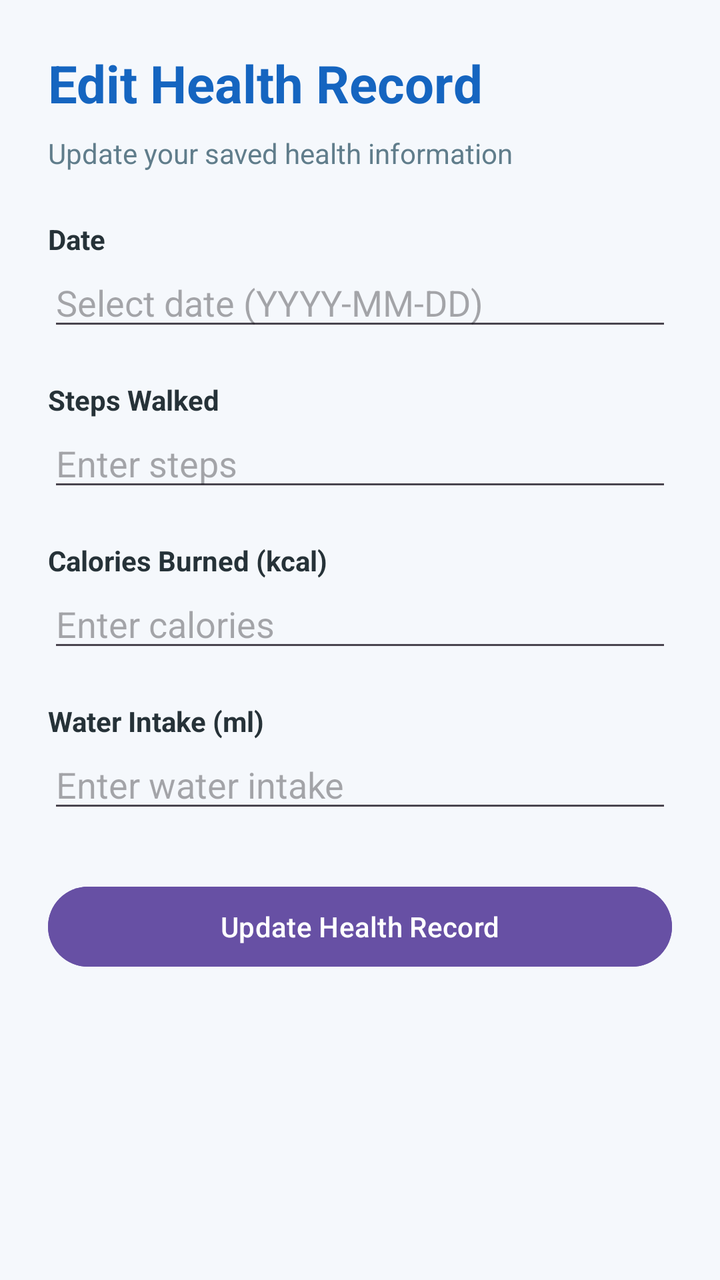
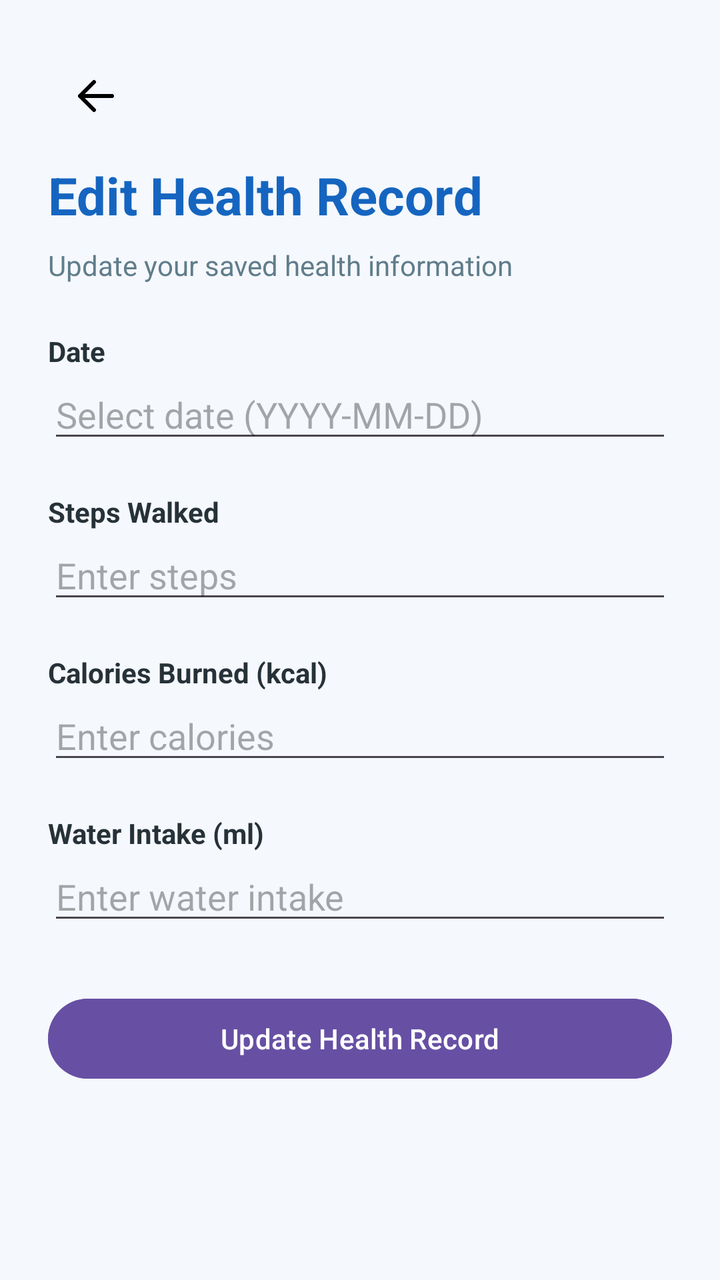

Screens rendered from an Android XML layout before and after an edit, with the pre-edit source and the edit as a unified diff.
<!-- AndroidManifest.xml: application theme Theme.HealthMate -->
<!-- res/layout/activity_edit_record.xml -->
<?xml version="1.0" encoding="utf-8"?>
<ScrollView
    xmlns:android="http://schemas.android.com/apk/res/android"
    android:layout_width="match_parent"
    android:layout_height="match_parent"
    android:fillViewport="true"
    android:background="#F5F8FC">

    <LinearLayout
        android:layout_width="match_parent"
        android:layout_height="wrap_content"
        android:orientation="vertical"
        android:padding="24dp">

        <TextView
            android:layout_width="match_parent"
            android:layout_height="wrap_content"
            android:text="Edit Health Record"
            android:textSize="26sp"
            android:textStyle="bold"
            android:textColor="#1565C0"
            android:layout_marginBottom="8dp"/>

        <TextView
            android:layout_width="match_parent"
            android:layout_height="wrap_content"
            android:text="Update your saved health information"
            android:textSize="14sp"
            android:textColor="#607D8B"
            android:layout_marginBottom="24dp"/>

        <TextView
            android:layout_width="match_parent"
            android:layout_height="wrap_content"
            android:text="Date"
            android:textStyle="bold"
            android:textColor="#263238"/>

        <EditText
            android:id="@+id/etEditDate"
            android:layout_width="match_parent"
            android:layout_height="wrap_content"
            android:hint="Select date (YYYY-MM-DD)"
            android:inputType="none"
            android:focusable="false"
            android:clickable="true"
            android:cursorVisible="false"
            android:singleLine="true"
            android:layout_marginBottom="20dp" />

        <TextView
            android:layout_width="match_parent"
            android:layout_height="wrap_content"
            android:text="Steps Walked"
            android:textStyle="bold"
            android:textColor="#263238"/>

        <EditText
            android:id="@+id/etEditSteps"
            android:layout_width="match_parent"
            android:layout_height="wrap_content"
            android:hint="Enter steps"
            android:inputType="number"
            android:singleLine="true"
            android:layout_marginBottom="20dp"/>

        <TextView
            android:layout_width="match_parent"
            android:layout_height="wrap_content"
            android:text="Calories Burned (kcal)"
            android:textStyle="bold"
            android:textColor="#263238"/>

        <EditText
            android:id="@+id/etEditCalories"
            android:layout_width="match_parent"
            android:layout_height="wrap_content"
            android:hint="Enter calories"
            android:inputType="number"
            android:singleLine="true"
            android:layout_marginBottom="20dp"/>

        <TextView
            android:layout_width="match_parent"
            android:layout_height="wrap_content"
            android:text="Water Intake (ml)"
            android:textStyle="bold"
            android:textColor="#263238"/>

        <EditText
            android:id="@+id/etEditWater"
            android:layout_width="match_parent"
            android:layout_height="wrap_content"
            android:hint="Enter water intake"
            android:inputType="number"
            android:singleLine="true"
            android:layout_marginBottom="28dp"/>

        <Button
            android:id="@+id/btnUpdateRecord"
            android:layout_width="match_parent"
            android:layout_height="wrap_content"
            android:text="Update Health Record"
            android:textAllCaps="false"
            android:textColor="#FFFFFF"
            android:backgroundTint="#6750A4"/>

    </LinearLayout>
</ScrollView>
<!-- resources referenced by this layout -->
<resources>
  <style name="Theme.HealthMate" parent="Base.Theme.HealthMate" />
  <style name="Base.Theme.HealthMate" parent="Theme.Material3.DayNight.NoActionBar">
          
          
      </style>
</resources>

<!-- the commit's change to res/layout/activity_edit_record.xml (unified diff, before → after) -->
@@ -1,6 +1,7 @@
 <?xml version="1.0" encoding="utf-8"?>
 <ScrollView
     xmlns:android="http://schemas.android.com/apk/res/android"
+    xmlns:app="http://schemas.android.com/apk/res-auto"
     android:layout_width="match_parent"
     android:layout_height="match_parent"
     android:fillViewport="true"
@@ -11,6 +12,17 @@
         android:layout_height="wrap_content"
         android:orientation="vertical"
         android:padding="24dp">
+
+        <ImageButton
+            android:id="@+id/btnBack"
+            android:layout_width="48dp"
+            android:layout_height="48dp"
+            android:src="@drawable/ic_arrow_back"
+            app:tint="#000000"
+            android:background="?attr/selectableItemBackgroundBorderless"
+            android:contentDescription="Go back"
+            android:padding="12dp"
+            android:layout_marginBottom="8dp" />
 
         <TextView
             android:layout_width="match_parent"
<!-- resource entries referenced after the edit -->
@@ -1,5 +1,21 @@
 <!-- resources referenced by this layout -->
 <resources>
+  <!-- drawable ic_arrow_back (drawable) -->
+  <vector xmlns:android="http://schemas.android.com/apk/res/android"
+      android:width="24dp"
+      android:height="24dp"
+      android:viewportWidth="24"
+      android:viewportHeight="24">
+  
+      <path
+          android:fillColor="@android:color/transparent"
+          android:strokeColor="#FFFFFF"
+          android:strokeWidth="2"
+          android:strokeLineCap="round"
+          android:strokeLineJoin="round"
+          android:pathData="M20,12 L4,12 M11,5 L4,12 L11,19" />
+  
+  </vector>
   <style name="Theme.HealthMate" parent="Base.Theme.HealthMate" />
   <style name="Base.Theme.HealthMate" parent="Theme.Material3.DayNight.NoActionBar">
           
